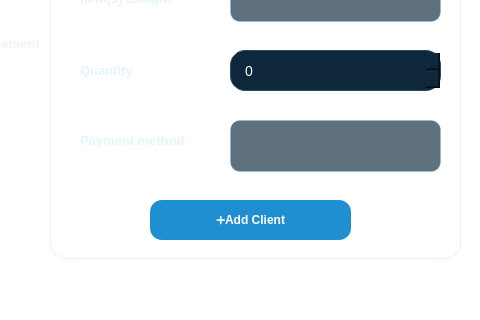
Qt form clients.ui (fatmaelmili/Smart-fishing-port-application) before a commit; both pictures show x 165 to 645 and y 469 to 789 of the 1280 by 789 pixel window.
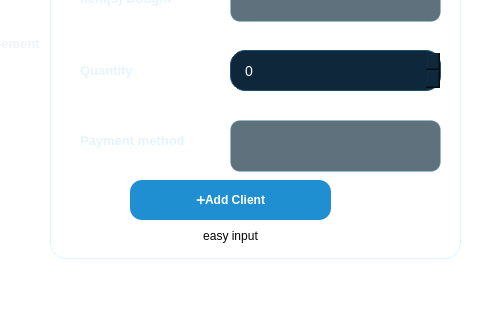
The same form after that commit. The open tabs and pages were chosen to show the change. Icons and pictures are not drawn.

Commit message: random fixes and added an easy input feature in the clients form

```diff
--- a/clients.ui
+++ b/clients.ui
@@ -2600,7 +2600,7 @@
                    <x>10</x>
                    <y>10</y>
                    <width>401</width>
-                   <height>601</height>
+                   <height>631</height>
                   </rect>
                  </property>
                  <property name="title">
@@ -2748,8 +2748,8 @@
                  <widget class="QPushButton" name="clientaddbtn">
                   <property name="geometry">
                    <rect>
-                    <x>90</x>
-                    <y>550</y>
+                    <x>70</x>
+                    <y>530</y>
                     <width>201</width>
                     <height>40</height>
                    </rect>
@@ -2968,6 +2968,39 @@
                    </rect>
                   </property>
                  </widget>
+                 <widget class="QPushButton" name="vocalstuffbtn">
+                  <property name="geometry">
+                   <rect>
+                    <x>120</x>
+                    <y>570</y>
+                    <width>101</width>
+                    <height>31</height>
+                   </rect>
+                  </property>
+                  <property name="styleSheet">
+                   <string notr="true">QPushButton {
+    background-color: #1f8fd1;
+    border-radius: 25px;
+    padding: 14px;
+    color: white;
+    font-weight: bold;
+ border-radius: 12px;
+    padding: 8px 16px;
+}
+
+QPushButton:hover {
+    background-color: #28a3f0;
+}
+
+QPushButton:pressed {
+    background-color: #187bb3;
+}
+font: 6pt &quot;Segoe UI&quot;;</string>
+                  </property>
+                  <property name="text">
+                   <string>easy input</string>
+                  </property>
+                 </widget>
                 </widget>
                </widget>
               </widget>
```
Left out of the diff: 32 changed lines with no effect on the pictures. The commit also changes 2 other files.
